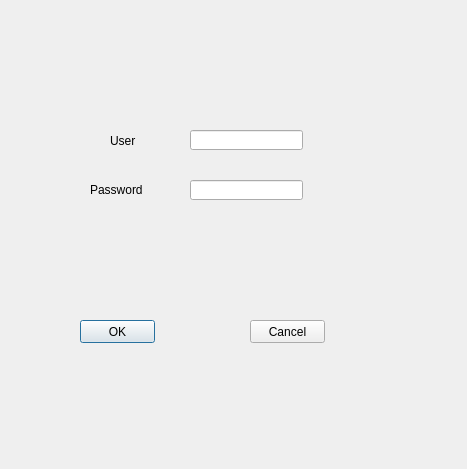
Above: dlglogin.ui from yt2014/InfoManage before the change. Below: the same form after it.
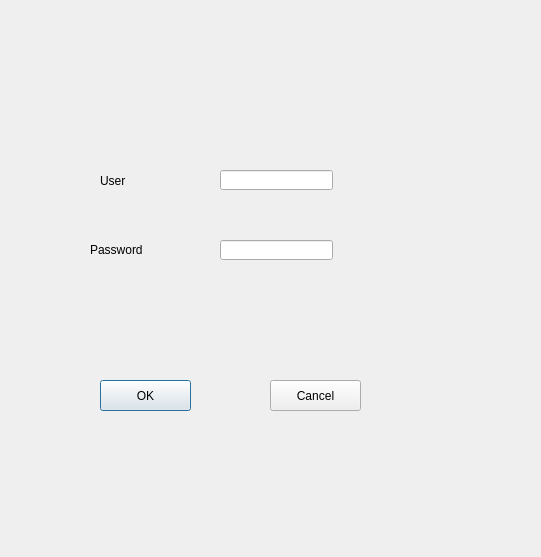
That is the form after the change.

Commit message: fixed the size of login window

```diff
--- a/dlglogin.ui
+++ b/dlglogin.ui
@@ -6,8 +6,8 @@
    <rect>
     <x>0</x>
     <y>0</y>
-    <width>467</width>
-    <height>469</height>
+    <width>541</width>
+    <height>557</height>
    </rect>
   </property>
   <property name="windowTitle">
@@ -16,8 +16,8 @@
   <widget class="QLabel" name="label">
    <property name="geometry">
     <rect>
-     <x>110</x>
-     <y>130</y>
+     <x>100</x>
+     <y>170</y>
      <width>51</width>
      <height>21</height>
     </rect>
@@ -29,8 +29,8 @@
   <widget class="QLineEdit" name="lineEdit_User">
    <property name="geometry">
     <rect>
-     <x>190</x>
-     <y>130</y>
+     <x>220</x>
+     <y>170</y>
      <width>113</width>
      <height>20</height>
     </rect>
@@ -39,8 +39,8 @@
   <widget class="QLineEdit" name="lineEdit_Pwd">
    <property name="geometry">
     <rect>
-     <x>190</x>
-     <y>180</y>
+     <x>220</x>
+     <y>240</y>
      <width>113</width>
      <height>20</height>
     </rect>
@@ -59,7 +59,7 @@
    <property name="geometry">
     <rect>
      <x>90</x>
-     <y>180</y>
+     <y>240</y>
      <width>91</width>
      <height>20</height>
     </rect>
@@ -71,10 +71,10 @@
   <widget class="QPushButton" name="PushBtnOK">
    <property name="geometry">
     <rect>
-     <x>80</x>
-     <y>320</y>
-     <width>75</width>
-     <height>23</height>
+     <x>100</x>
+     <y>380</y>
+     <width>91</width>
+     <height>31</height>
     </rect>
    </property>
    <property name="text">
@@ -84,10 +84,10 @@
   <widget class="QPushButton" name="PushBtnCancel">
    <property name="geometry">
     <rect>
-     <x>250</x>
-     <y>320</y>
-     <width>75</width>
-     <height>23</height>
+     <x>270</x>
+     <y>380</y>
+     <width>91</width>
+     <height>31</height>
     </rect>
    </property>
    <property name="text">
```
The commit also changes 2 other files.
